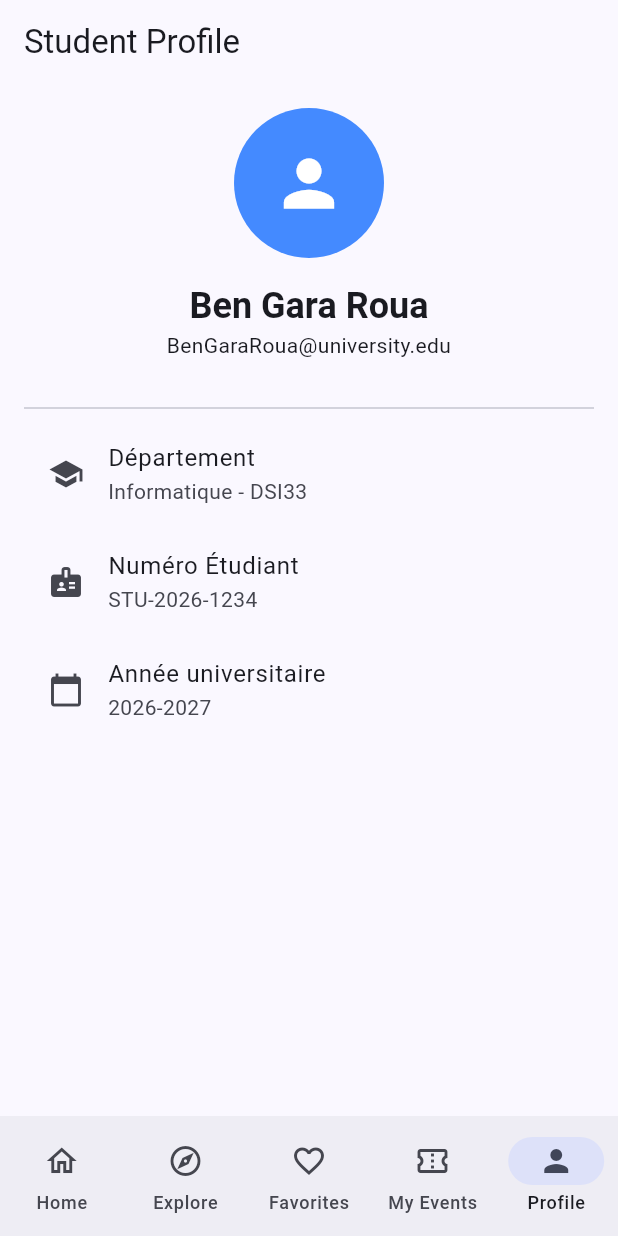
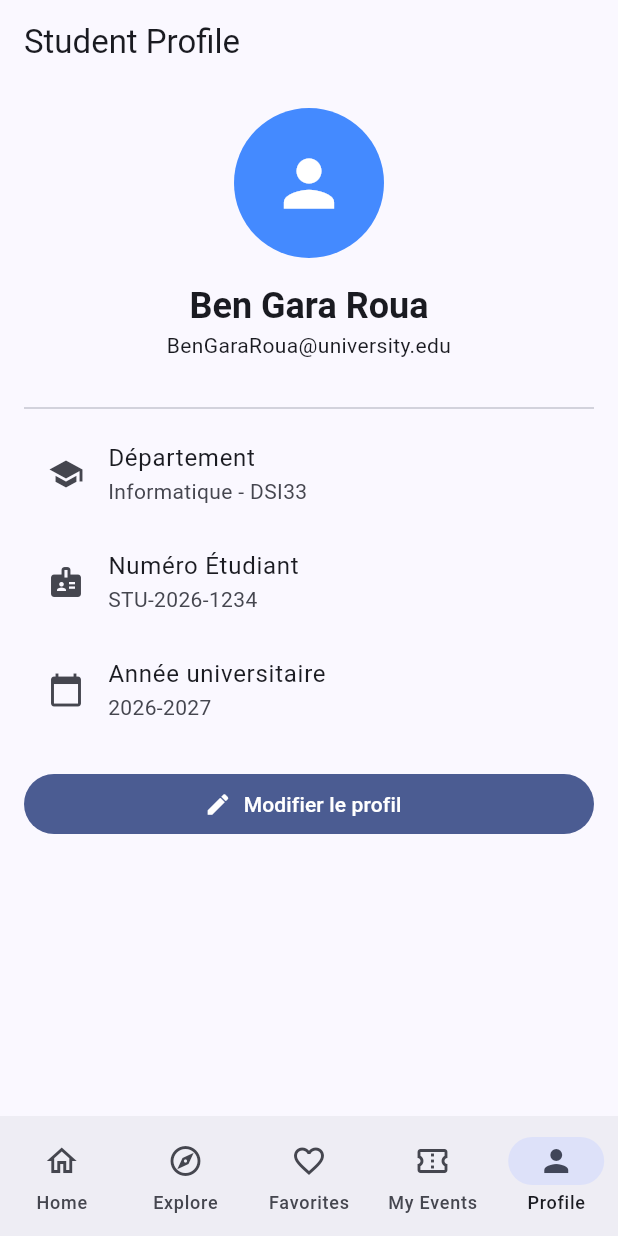
Before and after one commit to bengararoua/CampusEvents, a Flutter app: the screen it shows after launch, item 5 of the bottom bar chosen, on a phone screen of 412 x 824 dp. Run offline on Flutter 3.47's test engine with Material 3 defaults, Android fonts, the phone set to English and light mode, and no system bars.

Commit message:
Ajout du button modifier profil et liaison vers le formulaire

```diff
--- a/lib/screens/profile_screen.dart
+++ b/lib/screens/profile_screen.dart
@@ -1,5 +1,5 @@
 import 'package:flutter/material.dart';
-
+import 'edit_profile_screen.dart';
 class ProfileScreen extends StatelessWidget {
   const ProfileScreen({super.key});
 
@@ -45,6 +45,17 @@ class ProfileScreen extends StatelessWidget {
             title: const Text('Année universitaire'),
             subtitle: const Text('2026-2027'),
           ),
+          const SizedBox(height: 16),
+          FilledButton.icon(
+            onPressed: () {
+              Navigator.push(
+                context,
+                MaterialPageRoute(builder: (_) => const EditProfileScreen()),
+              );
+            },
+            icon: const Icon(Icons.edit),
+            label: const Text('Modifier le profil'),
+          ),
         ],
       ),
     );
```
Also changed, not shown: docs/captures/edit_profile_screen.png (added).
